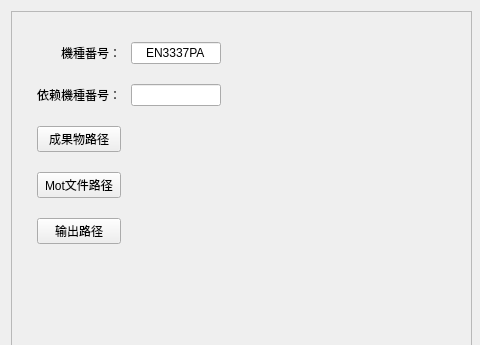
Qt form Forms/AutomationTool.ui (335134701/QT_Demo) before a commit; both pictures show x 0 to 480 and y 0 to 345 of the 950 by 500 pixel window.
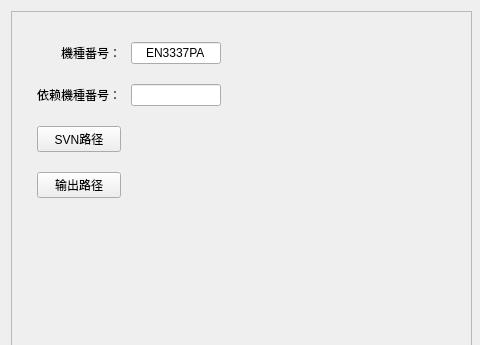
The same form after that commit. Icons and pictures are not drawn.

The edit to the form file:
```diff
--- a/Forms/AutomationTool.ui
+++ b/Forms/AutomationTool.ui
@@ -144,8 +144,8 @@
        <property name="verticalSpacing">
         <number>20</number>
        </property>
-       <item row="3" column="0">
-        <widget class="QPushButton" name="MotButton">
+       <item row="0" column="0">
+        <widget class="QLabel" name="IDLabel">
          <property name="sizePolicy">
           <sizepolicy hsizetype="Preferred" vsizetype="Preferred">
            <horstretch>0</horstretch>
@@ -164,162 +164,20 @@
            <height>16777215</height>
           </size>
          </property>
-         <property name="styleSheet">
-          <string notr="true"/>
+         <property name="layoutDirection">
+          <enum>Qt::LeftToRight</enum>
          </property>
-         <property name="text">
-          <string>Mot文件路径</string>
+         <property name="frameShape">
+          <enum>QFrame::NoFrame</enum>
          </property>
-        </widget>
-       </item>
-       <item row="1" column="0">
-        <widget class="QLabel" name="RelyIDLabel">
-         <property name="enabled">
-          <bool>true</bool>
-         </property>
          <property name="text">
-          <string>依赖機種番号：</string>
+          <string>機種番号：</string>
          </property>
          <property name="alignment">
           <set>Qt::AlignRight|Qt::AlignTrailing|Qt::AlignVCenter</set>
          </property>
         </widget>
        </item>
-       <item row="2" column="2">
-        <spacer name="horizontalSpacer">
-         <property name="orientation">
-          <enum>Qt::Horizontal</enum>
-         </property>
-         <property name="sizeHint" stdset="0">
-          <size>
-           <width>40</width>
-           <height>20</height>
-          </size>
-         </property>
-        </spacer>
-       </item>
-       <item row="2" column="0">
-        <widget class="QPushButton" name="ResultButton">
-         <property name="sizePolicy">
-          <sizepolicy hsizetype="Preferred" vsizetype="Preferred">
-           <horstretch>0</horstretch>
-           <verstretch>0</verstretch>
-          </sizepolicy>
-         </property>
-         <property name="minimumSize">
-          <size>
-           <width>0</width>
-           <height>0</height>
-          </size>
-         </property>
-         <property name="maximumSize">
-          <size>
-           <width>16777215</width>
-           <height>16777215</height>
-          </size>
-         </property>
-         <property name="styleSheet">
-          <string notr="true"/>
-         </property>
-         <property name="text">
-          <string>成果物路径</string>
-         </property>
-        </widget>
-       </item>
-       <item row="4" column="0">
-        <widget class="QPushButton" name="OutputButton">
-         <property name="sizePolicy">
-          <sizepolicy hsizetype="Preferred" vsizetype="Preferred">
-           <horstretch>0</horstretch>
-           <verstretch>0</verstretch>
-          </sizepolicy>
-         </property>
-         <property name="minimumSize">
-          <size>
-           <width>0</width>
-           <height>0</height>
-          </size>
-         </property>
-         <property name="maximumSize">
-          <size>
-           <width>16777215</width>
-           <height>16777215</height>
-          </size>
-         </property>
-         <property name="styleSheet">
-          <string notr="true"/>
-         </property>
-         <property name="text">
-          <string>输出路径</string>
-         </property>
-        </widget>
-       </item>
-       <item row="2" column="1">
-        <widget class="QLabel" name="ResultLabel">
-         <property name="sizePolicy">
-          <sizepolicy hsizetype="Preferred" vsizetype="Preferred">
-           <horstretch>0</horstretch>
-           <verstretch>0</verstretch>
-          </sizepolicy>
-         </property>
-         <property name="minimumSize">
-          <size>
-           <width>0</width>
-           <height>0</height>
-          </size>
-         </property>
-         <property name="styleSheet">
-          <string notr="true"/>
-         </property>
-         <property name="text">
-          <string/>
-         </property>
-        </widget>
-       </item>
-       <item row="3" column="1">
-        <widget class="QLabel" name="MotLabel">
-         <property name="sizePolicy">
-          <sizepolicy hsizetype="Preferred" vsizetype="Preferred">
-           <horstretch>0</horstretch>
-           <verstretch>0</verstretch>
-          </sizepolicy>
-         </property>
-         <property name="minimumSize">
-          <size>
-           <width>0</width>
-           <height>0</height>
-          </size>
-         </property>
-         <property name="styleSheet">
-          <string notr="true"/>
-         </property>
-         <property name="text">
-          <string/>
-         </property>
-        </widget>
-       </item>
-       <item row="4" column="1">
-        <widget class="QLabel" name="OutputLabel">
-         <property name="sizePolicy">
-          <sizepolicy hsizetype="Preferred" vsizetype="Preferred">
-           <horstretch>0</horstretch>
-           <verstretch>0</verstretch>
-          </sizepolicy>
-         </property>
-         <property name="minimumSize">
-          <size>
-           <width>0</width>
-           <height>0</height>
-          </size>
-         </property>
-         <property name="styleSheet">
-          <string notr="true"/>
-         </property>
-         <property name="text">
-          <string/>
-         </property>
-        </widget>
-       </item>
        <item row="0" column="1">
         <widget class="QLineEdit" name="IDEdit">
          <property name="sizePolicy">
@@ -357,7 +215,7 @@
          </property>
         </widget>
        </item>
-       <item row="5" column="0">
+       <item row="4" column="0">
         <spacer name="verticalSpacer_2">
          <property name="orientation">
           <enum>Qt::Vertical</enum>
@@ -401,8 +259,8 @@
          </property>
         </widget>
        </item>
-       <item row="0" column="0">
-        <widget class="QLabel" name="IDLabel">
+       <item row="2" column="1">
+        <widget class="QLabel" name="SVNLabel">
          <property name="sizePolicy">
           <sizepolicy hsizetype="Preferred" vsizetype="Preferred">
            <horstretch>0</horstretch>
@@ -415,26 +273,118 @@
            <height>0</height>
           </size>
          </property>
-         <property name="maximumSize">
+         <property name="styleSheet">
+          <string notr="true"/>
+         </property>
+         <property name="text">
+          <string/>
+         </property>
+        </widget>
+       </item>
+       <item row="3" column="1">
+        <widget class="QLabel" name="OutputLabel">
+         <property name="sizePolicy">
+          <sizepolicy hsizetype="Preferred" vsizetype="Preferred">
+           <horstretch>0</horstretch>
+           <verstretch>0</verstretch>
+          </sizepolicy>
+         </property>
+         <property name="minimumSize">
           <size>
-           <width>16777215</width>
-           <height>16777215</height>
+           <width>0</width>
+           <height>0</height>
           </size>
          </property>
-         <property name="layoutDirection">
-          <enum>Qt::LeftToRight</enum>
+         <property name="styleSheet">
+          <string notr="true"/>
          </property>
-         <property name="frameShape">
-          <enum>QFrame::NoFrame</enum>
+         <property name="text">
+          <string/>
          </property>
+        </widget>
+       </item>
+       <item row="1" column="0">
+        <widget class="QLabel" name="RelyIDLabel">
+         <property name="enabled">
+          <bool>true</bool>
+         </property>
          <property name="text">
-          <string>機種番号：</string>
+          <string>依赖機種番号：</string>
          </property>
          <property name="alignment">
           <set>Qt::AlignRight|Qt::AlignTrailing|Qt::AlignVCenter</set>
          </property>
         </widget>
        </item>
+       <item row="2" column="2">
+        <spacer name="horizontalSpacer">
+         <property name="orientation">
+          <enum>Qt::Horizontal</enum>
+         </property>
+         <property name="sizeHint" stdset="0">
+          <size>
+           <width>40</width>
+           <height>20</height>
+          </size>
+         </property>
+        </spacer>
+       </item>
+       <item row="2" column="0">
+        <widget class="QPushButton" name="SVNButton">
+         <property name="sizePolicy">
+          <sizepolicy hsizetype="Preferred" vsizetype="Preferred">
+           <horstretch>0</horstretch>
+           <verstretch>0</verstretch>
+          </sizepolicy>
+         </property>
+         <property name="minimumSize">
+          <size>
+           <width>0</width>
+           <height>0</height>
+          </size>
+         </property>
+         <property name="maximumSize">
+          <size>
+           <width>16777215</width>
+           <height>16777215</height>
+          </size>
+         </property>
+         <property name="styleSheet">
+          <string notr="true"/>
+         </property>
+         <property name="text">
+          <string>SVN路径</string>
+         </property>
+        </widget>
+       </item>
+       <item row="3" column="0">
+        <widget class="QPushButton" name="OutputButton">
+         <property name="sizePolicy">
+          <sizepolicy hsizetype="Preferred" vsizetype="Preferred">
+           <horstretch>0</horstretch>
+           <verstretch>0</verstretch>
+          </sizepolicy>
+         </property>
+         <property name="minimumSize">
+          <size>
+           <width>0</width>
+           <height>0</height>
+          </size>
+         </property>
+         <property name="maximumSize">
+          <size>
+           <width>16777215</width>
+           <height>16777215</height>
+          </size>
+         </property>
+         <property name="styleSheet">
+          <string notr="true"/>
+         </property>
+         <property name="text">
+          <string>输出路径</string>
+         </property>
+        </widget>
+       </item>
       </layout>
      </widget>
     </item>
```
